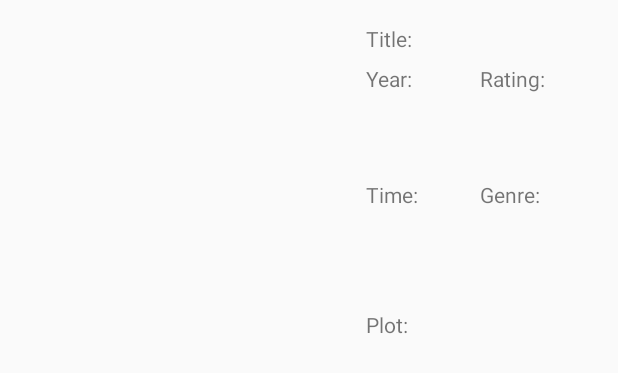
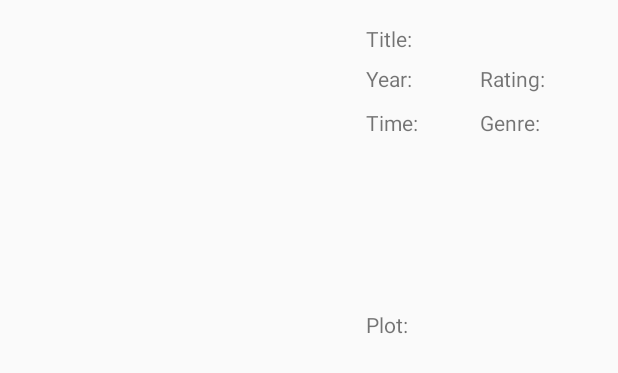
Before and after one commit to FatBrownies/CinemaBase, an Android app: the layout activity_requested_movie.xml on its own in the app's theme, with its tools: preview values and no code run, on a phone screen of 412 x 824 dp. Shown: the top 373 px of the screen. Run offline under Robolectric (Android 15) with nearby library versions, the phone set to English and light mode, and no system bars.

Commit message:
fixed movie request crashing

```diff
--- a/app/src/main/java/com/example/mac/cinemabase/Movie.java
+++ b/app/src/main/java/com/example/mac/cinemabase/Movie.java
@@ -76,7 +76,12 @@ public class Movie implements Parcelable {
             rating = jsObj.getString("imdbRating");
             runtime = jsObj.getString("Runtime");
             genre = jsObj.getString("Genre");
-            genre = genre.substring(0,genre.indexOf(','));
+
+            //if movie has multiple genre's we only use the first one
+            int indexOfGenre = genre.indexOf(',');
+            if(indexOfGenre != -1) {
+                genre = genre.substring(0, genre.indexOf(','));
+            }
             Log.d(TAG,genre);
             plot = jsObj.getString("Plot");
             awards = jsObj.getString("Awards");
--- a/app/src/main/java/com/example/mac/cinemabase/OMDBRequest.java
+++ b/app/src/main/java/com/example/mac/cinemabase/OMDBRequest.java
@@ -89,6 +89,7 @@ public class OMDBRequest {
         if(!validMovie){
             Log.d(TAG, "Invalid movie");
             Toast.makeText(context,"Movie was not found",Toast.LENGTH_SHORT).show();
+            return;
         }
 
         Log.d(TAG, "Initializing movie activity");
--- a/app/src/main/res/layout/activity_requested_movie.xml
+++ b/app/src/main/res/layout/activity_requested_movie.xml
@@ -56,8 +56,7 @@
             android:orientation="vertical">
             <LinearLayout
                 android:layout_width="match_parent"
-                android:layout_height="match_parent"
-                android:layout_weight="1"
+                android:layout_height="wrap_content"
                 android:orientation="horizontal">
 
                 <TextView
@@ -77,8 +76,8 @@
 
             <LinearLayout
                 android:layout_width="match_parent"
-                android:layout_height="match_parent"
-                android:layout_weight="1"
+                android:layout_height="wrap_content"
+                android:paddingTop="10dp"
                 android:orientation="horizontal">
 
                 <TextView
@@ -90,7 +89,7 @@
 
                 <TextView
                     android:id="@+id/movieGenre"
-                    android:layout_height="match_parent"
+                    android:layout_height="wrap_content"
                     android:layout_width="match_parent"
                     android:layout_weight="1"
                     android:text="@string/genreLabel"/>
```
